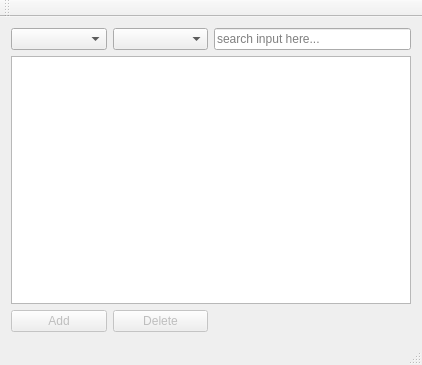
Before: the Qt Designer form mainwindow.ui in moderndaymoron/PersonCSciVer3, drawn with Qt 5.
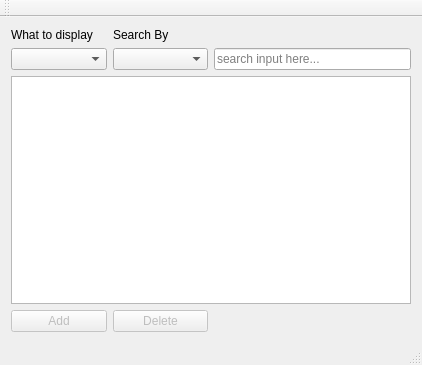
After: the same form once the commit is applied.

Patch:
```diff
--- a/mainwindow.ui
+++ b/mainwindow.ui
@@ -15,7 +15,7 @@
   </property>
   <widget class="QWidget" name="centralWidget">
    <layout class="QGridLayout" name="gridLayout">
-    <item row="2" column="0">
+    <item row="3" column="0">
      <widget class="QPushButton" name="button_add">
       <property name="enabled">
        <bool>false</bool>
@@ -25,7 +25,7 @@
       </property>
      </widget>
     </item>
-    <item row="2" column="1">
+    <item row="3" column="1">
      <widget class="QPushButton" name="button_delete">
       <property name="enabled">
        <bool>false</bool>
@@ -35,17 +35,17 @@
       </property>
      </widget>
     </item>
-    <item row="0" column="0">
+    <item row="1" column="0">
      <widget class="QComboBox" name="type_dropdown"/>
     </item>
-    <item row="0" column="1">
+    <item row="1" column="1">
      <widget class="QComboBox" name="search_by_dropdown">
       <property name="enabled">
        <bool>true</bool>
       </property>
      </widget>
     </item>
-    <item row="0" column="2" colspan="2">
+    <item row="1" column="2" colspan="2">
      <widget class="QLineEdit" name="search_field">
       <property name="enabled">
        <bool>true</bool>
@@ -55,9 +55,23 @@
       </property>
      </widget>
     </item>
-    <item row="1" column="0" colspan="4">
+    <item row="2" column="0" colspan="4">
      <widget class="QListWidget" name="display_list"/>
     </item>
+    <item row="0" column="1">
+     <widget class="QLabel" name="search_by">
+      <property name="text">
+       <string>Search By</string>
+      </property>
+     </widget>
+    </item>
+    <item row="0" column="0">
+     <widget class="QLabel" name="display_what">
+      <property name="text">
+       <string>What to display</string>
+      </property>
+     </widget>
+    </item>
    </layout>
   </widget>
   <widget class="QMenuBar" name="menuBar">
```
